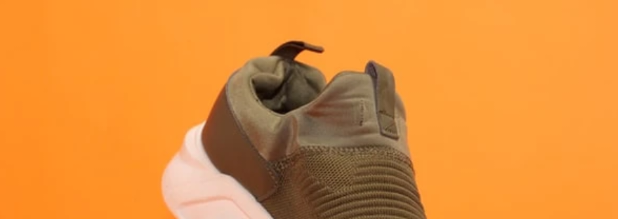
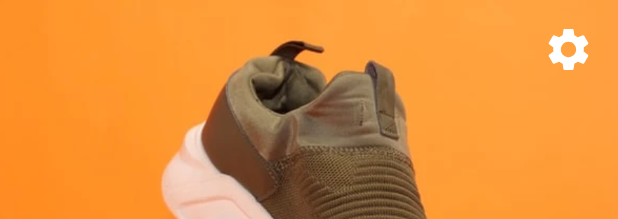
Before and after one commit to setyo46/dicoding-android-intermediate, an Android app: the layout activity_main.xml on its own in the app's theme, with its tools: preview values and no code run, on a phone screen of 412 x 824 dp. Shown: the top 219 px of the screen. Run offline under Robolectric (Android 15) with nearby library versions, the phone set to English and light mode, and no system bars.

Commit message:
Menambahkan Navigasi ke Pengaturan Bahasa

```diff
--- /dev/null
+++ b/LatihanLocalizationPadaTeksStarter/app/src/main/res/drawable/baseline_settings_24.xml
@@ -0,0 +1,5 @@
+<vector android:height="24dp" android:tint="#FFFFFF"
+    android:viewportHeight="24" android:viewportWidth="24"
+    android:width="24dp" xmlns:android="http://schemas.android.com/apk/res/android">
+    <path android:fillColor="@android:color/white" android:pathData="M19.14,12.94c0.04,-0.3 0.06,-0.61 0.06,-0.94c0,-0.32 -0.02,-0.64 -0.07,-0.94l2.03,-1.58c0.18,-0.14 0.23,-0.41 0.12,-0.61l-1.92,-3.32c-0.12,-0.22 -0.37,-0.29 -0.59,-0.22l-2.39,0.96c-0.5,-0.38 -1.03,-0.7 -1.62,-0.94L14.4,2.81c-0.04,-0.24 -0.24,-0.41 -0.48,-0.41h-3.84c-0.24,0 -0.43,0.17 -0.47,0.41L9.25,5.35C8.66,5.59 8.12,5.92 7.63,6.29L5.24,5.33c-0.22,-0.08 -0.47,0 -0.59,0.22L2.74,8.87C2.62,9.08 2.66,9.34 2.86,9.48l2.03,1.58C4.84,11.36 4.8,11.69 4.8,12s0.02,0.64 0.07,0.94l-2.03,1.58c-0.18,0.14 -0.23,0.41 -0.12,0.61l1.92,3.32c0.12,0.22 0.37,0.29 0.59,0.22l2.39,-0.96c0.5,0.38 1.03,0.7 1.62,0.94l0.36,2.54c0.05,0.24 0.24,0.41 0.48,0.41h3.84c0.24,0 0.44,-0.17 0.47,-0.41l0.36,-2.54c0.59,-0.24 1.13,-0.56 1.62,-0.94l2.39,0.96c0.22,0.08 0.47,0 0.59,-0.22l1.92,-3.32c0.12,-0.22 0.07,-0.47 -0.12,-0.61L19.14,12.94zM12,15.6c-1.98,0 -3.6,-1.62 -3.6,-3.6s1.62,-3.6 3.6,-3.6s3.6,1.62 3.6,3.6S13.98,15.6 12,15.6z"/>
+</vector>
--- a/LatihanLocalizationPadaTeksStarter/app/src/main/res/layout/activity_main.xml
+++ b/LatihanLocalizationPadaTeksStarter/app/src/main/res/layout/activity_main.xml
@@ -228,5 +228,16 @@
         app:layout_constraintStart_toEndOf="@+id/ratingTextView"
         app:layout_constraintTop_toTopOf="@+id/ratingImageView" />
 
+    <ImageView
+        android:id="@+id/settingImageView"
+        android:layout_width="50dp"
+        android:layout_height="50dp"
+        android:layout_marginTop="8dp"
+        android:layout_marginEnd="8dp"
+        android:padding="8dp"
+        app:layout_constraintEnd_toEndOf="parent"
+        app:layout_constraintTop_toTopOf="parent"
+        app:srcCompat="@drawable/baseline_settings_24" />
+
 
 </androidx.constraintlayout.widget.ConstraintLayout>
```
Also changed, not shown: LatihanLocalizationPadaTeksStarter/app/src/main/java/com/dicoding/picodiploma/productdetail/MainActivity.kt (+15 -1 lines).
